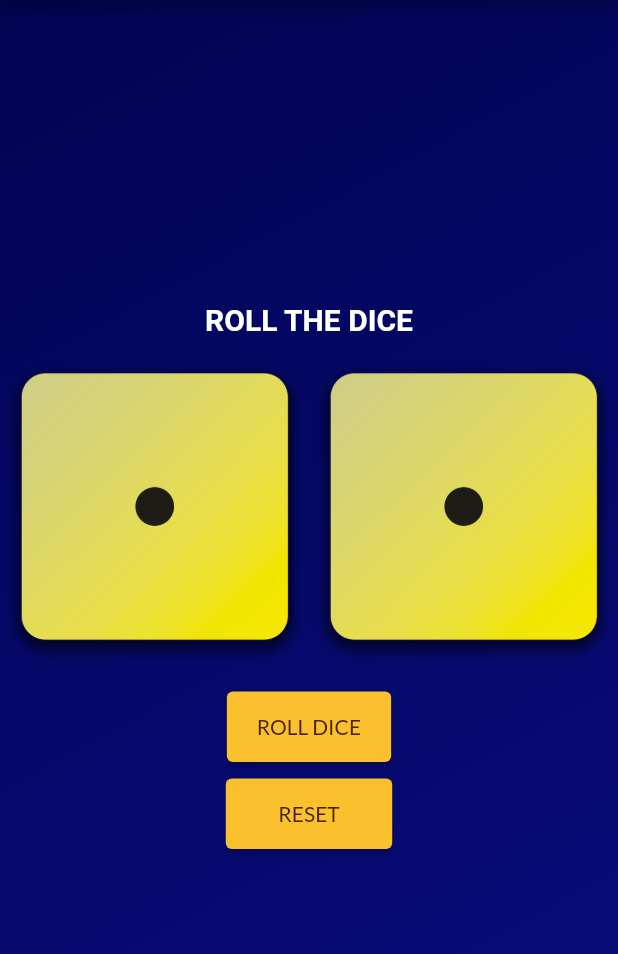
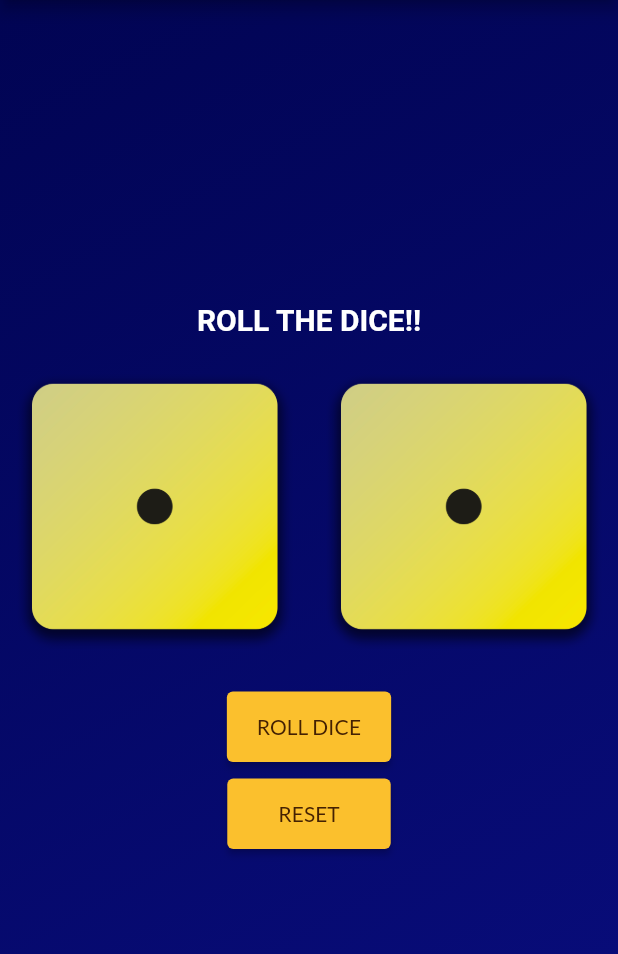
Before and after one commit to Jimcl6/dicee_app, a Flutter app: the screen it shows after launch, after a tap on "ROLL DICE", after a tap on "RESET", on a phone screen of 412 x 824 dp, the part 84-1038 px from its top. Run offline on Flutter 3.47's test engine with Material 2 defaults, Android fonts, the phone set to English and light mode, and no system bars; our stand-ins replace google_fonts.

```diff
--- a/lib/dice_page.dart
+++ b/lib/dice_page.dart
@@ -18,6 +18,21 @@ class _DicePageState extends State<DicePage> {
   int rightDiceNumber = 1;
 
   var winnerText = 'Welcome to Dicee App!';
+
+  void diceRoller() {
+    setState(() {
+      leftDiceNumber = Random().nextInt(6) + 1;
+      rightDiceNumber = Random().nextInt(6) + 1;
+
+      if (leftDiceNumber > rightDiceNumber) {
+        winnerText = 'Player 1 wins!!';
+      } else {
+        winnerText = 'Player 2 wins!!';
+      }
+      // print('New number is now $leftDiceNumber');
+    });
+  }
+
   @override
   Widget build(BuildContext context) {
     return Container(
@@ -51,10 +66,18 @@ class _DicePageState extends State<DicePage> {
             Row(
               children: [
                 Expanded(
-                  child: Image.asset('images/dice-$leftDiceNumber.png'),
+                  child: TextButton(
+                      onPressed: () {
+                        diceRoller();
+                      },
+                      child: Image.asset('images/dice-$leftDiceNumber.png')),
                 ),
                 Expanded(
-                  child: Image.asset('images/dice-$rightDiceNumber.png'),
+                  child: TextButton(
+                      onPressed: () {
+                        diceRoller();
+                      },
+                      child: Image.asset('images/dice-$rightDiceNumber.png')),
                 ),
               ],
             ),
@@ -72,17 +95,7 @@ class _DicePageState extends State<DicePage> {
                         MaterialStatePropertyAll(Colors.yellow.shade700),
                   ),
                   onPressed: () {
-                    setState(() {
-                      leftDiceNumber = Random().nextInt(6) + 1;
-                      rightDiceNumber = Random().nextInt(6) + 1;
-
-                      if (leftDiceNumber > rightDiceNumber) {
-                        winnerText = 'Player 1 wins!!';
-                      } else {
-                        winnerText = 'Player 2 wins!!';
-                      }
-                      // print('New number is now $leftDiceNumber');
-                    });
+                    diceRoller();
                   },
                   child: Text(
                     'Roll Dice'.toUpperCase(),
@@ -98,7 +111,7 @@ class _DicePageState extends State<DicePage> {
                   style: ButtonStyle(
                     padding: MaterialStateProperty.all(
                         const EdgeInsets.symmetric(
-                            vertical: 15.0, horizontal: 35.0)),
+                            vertical: 15.0, horizontal: 34.0)),
                     backgroundColor:
                         MaterialStatePropertyAll(Colors.yellow.shade700),
                   ),
@@ -107,7 +120,7 @@ class _DicePageState extends State<DicePage> {
                       leftDiceNumber = 1;
                       rightDiceNumber = 1;
 
-                      winnerText = "roll the dice".toUpperCase();
+                      winnerText = "roll the dice!!".toUpperCase();
                     });
                   },
                   child: Text(
```
